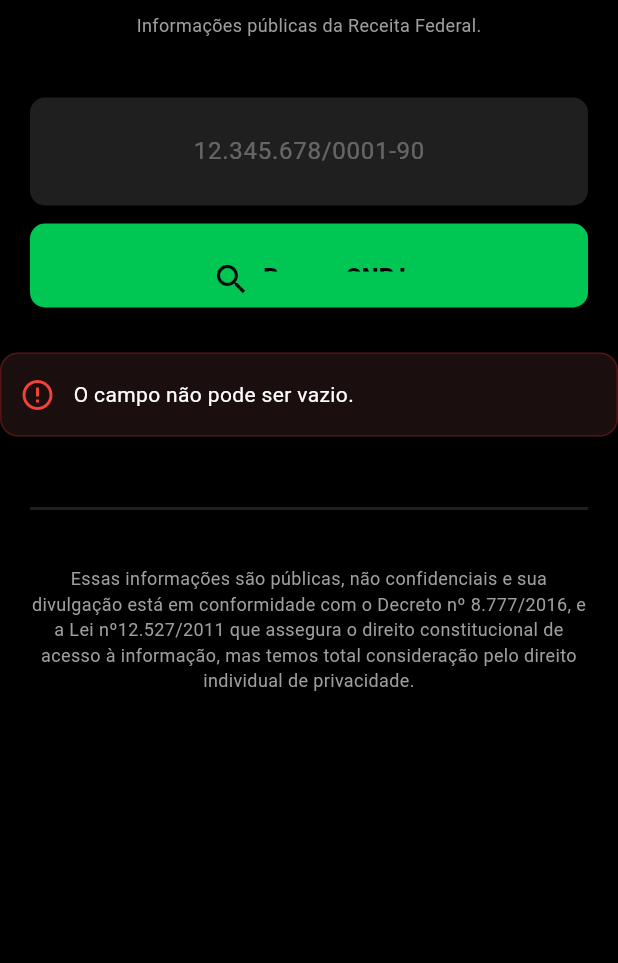
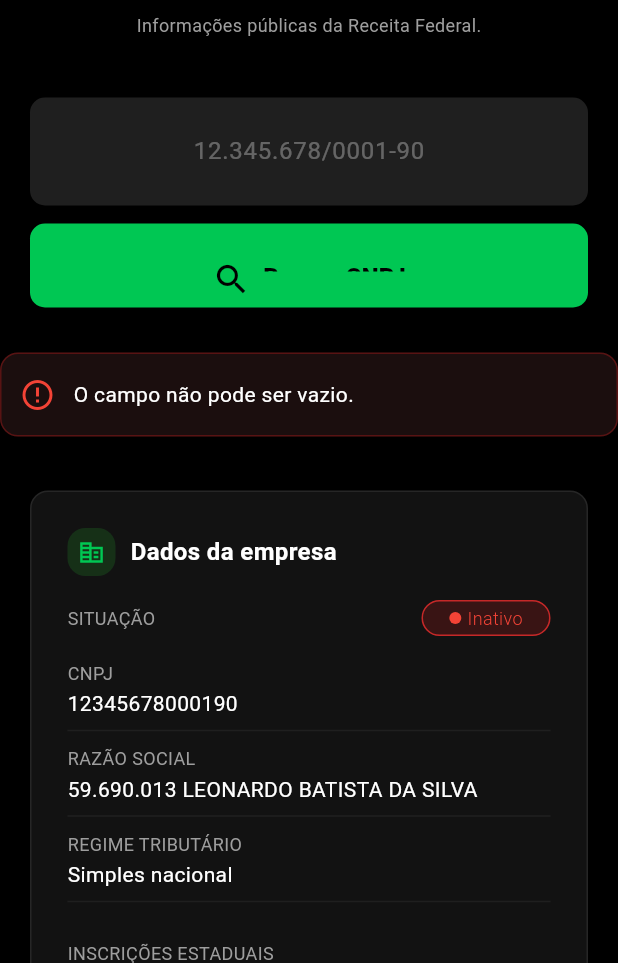
Before and after one commit to LucasBatistaX/Consulta_CNPJ, a Flutter app: the screen it shows after launch, after a tap on "Buscar CNPJ", on a phone screen of 412 x 824 dp, the part 273-1236 px from its top. Run offline on Flutter 3.47's test engine with Material 3 defaults, Android fonts, the phone set to English and light mode, and no system bars.

Commit message:
Criação do card de resultado

```diff
--- a/lib/main.dart
+++ b/lib/main.dart
@@ -7,7 +7,6 @@ void main() {
 
 class MyApp extends StatelessWidget {
   const MyApp({super.key});
-
   @override
   Widget build(BuildContext context) {
     return MaterialApp(
--- a/lib/src/pages/home_page.dart
+++ b/lib/src/pages/home_page.dart
@@ -2,6 +2,7 @@ import 'package:consulta_cnpj/src/utils/app_colors.dart';
 import 'package:consulta_cnpj/src/widgets/footer.dart';
 import 'package:consulta_cnpj/src/widgets/forms.dart';
 import 'package:consulta_cnpj/src/widgets/header.dart';
+import 'package:consulta_cnpj/src/widgets/response_card.dart';
 import 'package:flutter/material.dart';
 
 class HomePage extends StatefulWidget {
@@ -16,13 +17,17 @@ class _HomePageState extends State<HomePage> {
   Widget build(BuildContext context) {
     return Scaffold(
       backgroundColor: AppColors.backgroundColor,
-      body: Center(
+      body: SingleChildScrollView(
+        scrollDirection: Axis.vertical,
+        child: Center(
           child: Column(
             children: [
               Header(),
               Forms(),
+              ResponseCard(),
               Footer(),
             ],
+          ),
         ),
       ),
     );
--- a/lib/src/utils/app_colors.dart
+++ b/lib/src/utils/app_colors.dart
@@ -6,5 +6,7 @@ class AppColors {
   static const Color backgroundColor = Color(0xff000000);
   static const Color greenPrimary = Color(0xff00C753);
   static const Color fillColor = Color(0xff1F1F1F);
+  static const Color backgroundResponseCard = Color(0xff121212);
+  static const Color borderColorResponseCard = Color(0xff262626);
 
 }
--- a/lib/src/utils/app_sizes.dart
+++ b/lib/src/utils/app_sizes.dart
@@ -23,7 +23,11 @@ class AppSizes {
   static const double s56 = 56.0;
   static const double s60 = 60.0;
   static const double s64 = 64.0;
+  static const double s86 = 86.0;
   static const double s100 = 100.0;
+  static const double s150 = 150.0;
+  static const double s180 = 180.0;
+  static const double s200 = 200.0;
 
 
   //Heights
@@ -38,8 +42,10 @@ class AppSizes {
   //Ints
   static const int si18 = 18;
   static const int si30 = 30;
+  static const int si60 = 60;
   static const int si80 = 80;
   static const int si100 = 100;
+  static const int si600 = 600;
 
   //Lengths Cep
   static const int si9 = 9;
--- a/lib/src/utils/app_text_styles.dart
+++ b/lib/src/utils/app_text_styles.dart
@@ -36,4 +36,18 @@ class AppTextStyles {
     fontSize: AppSizes.s16,
   );
 
+  static const TextStyle titleCards = TextStyle(
+    color: Colors.white,
+    fontSize: AppSizes.s16,
+    fontWeight: FontWeight.bold,
+  );
+
+  static const TextStyle subtitleCards = TextStyle(
+    fontSize: AppSizes.s12,
+    color: Colors.grey,
+  );
+
+  static const TextStyle reponseDataCard = TextStyle(
+    color: Colors.white,
+  );
 }
--- a/lib/src/widgets/footer.dart
+++ b/lib/src/widgets/footer.dart
@@ -15,6 +15,7 @@ class Footer extends StatelessWidget {
         top: AppSizes.s40,
         right: AppSizes.s20,
         left: AppSizes.s20,
+        bottom: AppSizes.s64
       ),
       child: Column(
         children: [
--- a/lib/src/widgets/forms.dart
+++ b/lib/src/widgets/forms.dart
@@ -43,6 +43,7 @@ class _FormsState extends State<Forms> with ValidationCnpjMixin {
 
   @override
   void dispose() {
+    cnpjValidation.dispose();
     super.dispose();
   }
 
@@ -125,7 +126,7 @@ class _FormsState extends State<Forms> with ValidationCnpjMixin {
           //Erros e alertas do App.
           ListenableBuilder(listenable: cnpjValidation, builder: (context, child) {
             return cnpjValidation.isValid();
-          },)
+          },),
         ],
       ),
     );
--- /dev/null
+++ b/lib/src/widgets/layouts/address_content_mobile.dart
@@ -0,0 +1,88 @@
+import 'package:consulta_cnpj/src/utils/app_colors.dart';
+import 'package:consulta_cnpj/src/utils/app_sizes.dart';
+import 'package:consulta_cnpj/src/utils/app_text_styles.dart';
+import 'package:flutter/material.dart';
+
+class AddressContentMobile extends StatelessWidget {
+  const AddressContentMobile({super.key});
+
+  @override
+  Widget build(BuildContext context) {
+    return Padding(
+      padding: const EdgeInsets.all(AppSizes.s24),
+      child: Column(
+        crossAxisAlignment: .start,
+        children: [
+          Row(
+            children: [
+              Container(
+                height: AppSizes.s32,
+                width: AppSizes.s32,
+                decoration: BoxDecoration(
+                  color: Colors.green.shade900.withAlpha(AppSizes.si100),
+                  borderRadius: BorderRadius.circular(AppSizes.s12),
+                ),
+                child: Icon(
+                  Icons.location_on_outlined,
+                  color: AppColors.greenPrimary,
+                  size: AppSizes.s18,
+                ),
+              ),
+              SizedBox(width: AppSizes.s10),
+              Text("Endereço", style: AppTextStyles.titleCards),
+            ],
+          ),
+          Column(
+            crossAxisAlignment: .start,
+            children: [
+              SizedBox(height: AppSizes.s16),
+              Text("ESTADO", style: AppTextStyles.subtitleCards),
+              SizedBox(height: AppSizes.s2),
+              SelectableText("SP", style: AppTextStyles.reponseDataCard),
+              Divider(color: AppColors.fillColor),
+              SizedBox(height: AppSizes.s2),
+              Text("CIDADE", style: AppTextStyles.subtitleCards),
+              SizedBox(height: AppSizes.s2),
+              SelectableText("MAUÁ", style: AppTextStyles.reponseDataCard),
+              Divider(color: AppColors.fillColor),
+              SizedBox(height: AppSizes.s2),
+              Text("CEP", style: AppTextStyles.subtitleCards),
+              SizedBox(height: AppSizes.s2),
+              SelectableText("09321-375", style: AppTextStyles.reponseDataCard),
+              Divider(color: AppColors.fillColor),
+              SizedBox(height: AppSizes.s2),
+              Text("BAIRRO", style: AppTextStyles.subtitleCards),
+              SizedBox(height: AppSizes.s2),
+              SelectableText(
+                "VILA GUARANI",
+                style: AppTextStyles.reponseDataCard,
+              ),
+              Divider(color: AppColors.fillColor),
+              SizedBox(height: AppSizes.s2),
+              Text("LOUGRADOURO", style: AppTextStyles.subtitleCards),
+              SizedBox(height: AppSizes.s2),
+              SelectableText(
+                "RUA CARLOS DE LAET",
+                style: AppTextStyles.reponseDataCard,
+              ),
+              Divider(color: AppColors.fillColor),
+              SizedBox(height: AppSizes.s2),
+              Text("NUMERO", style: AppTextStyles.subtitleCards),
+              SizedBox(height: AppSizes.s2),
+              SelectableText("72", style: AppTextStyles.reponseDataCard),
+              Divider(color: AppColors.fillColor),
+              SizedBox(height: AppSizes.s2),
+              Text("COMPLEMENTO", style: AppTextStyles.subtitleCards),
+              SizedBox(height: AppSizes.s2),
+              SelectableText(
+                "APARTAMENTO 21",
+                style: AppTextStyles.reponseDataCard,
+              ),
+              SizedBox(height: AppSizes.s2),
+            ],
+          ),
+        ],
+      ),
+    );
+  }
+}
--- /dev/null
+++ b/lib/src/widgets/layouts/contact_content_mobile.dart
@@ -0,0 +1,85 @@
+import 'package:consulta_cnpj/src/utils/app_colors.dart';
+import 'package:consulta_cnpj/src/utils/app_sizes.dart';
+import 'package:consulta_cnpj/src/utils/app_text_styles.dart';
+import 'package:flutter/material.dart';
+
+class ContactContentMobile extends StatelessWidget {
+  const ContactContentMobile({super.key});
+
+  @override
+  Widget build(BuildContext context) {
+    return Padding(
+      padding: const EdgeInsets.only(
+        left: AppSizes.s20,
+        right: AppSizes.s20,
+        top: AppSizes.s16,
+      ),
+      child: Container(
+        constraints: BoxConstraints(
+          minHeight: AppSizes.s150,
+          minWidth: AppSizes.w736,
+          maxWidth: AppSizes.w736,
+        ),
+        decoration: BoxDecoration(
+          color: AppColors.backgroundResponseCard,
+          borderRadius: BorderRadius.circular(AppSizes.s12),
+          border: Border.all(color: AppColors.borderColorResponseCard),
+        ),
+        child: Padding(
+          padding: const EdgeInsets.all(AppSizes.s24),
+          child: Column(
+            crossAxisAlignment: .start,
+            children: [
+              Row(
+                children: [
+                  Container(
+                    height: AppSizes.s32,
+                    width: AppSizes.s32,
+                    decoration: BoxDecoration(
+                      color: Colors.green.shade900.withAlpha(AppSizes.si100),
+                      borderRadius: BorderRadius.circular(AppSizes.s12),
+                    ),
+                    child: Icon(
+                      Icons.phone,
+                      color: AppColors.greenPrimary,
+                      size: AppSizes.s18,
+                    ),
+                  ),
+                  SizedBox(width: AppSizes.s10),
+                  Text("Contatos", style: AppTextStyles.titleCards),
+                ],
+              ),
+              Column(
+                crossAxisAlignment: .start,
+                children: [
+                  SizedBox(height: AppSizes.s16),
+                  Text("TELEFONE", style: AppTextStyles.subtitleCards),
+                  SizedBox(height: AppSizes.s2),
+                  SelectableText(
+                    "(011) 99999-9999",
+                    style: AppTextStyles.reponseDataCard,
+                  ),
+                  SizedBox(height: AppSizes.s2),
+                ],
+              ),
+              Divider(color: AppColors.fillColor),
+              Column(
+                crossAxisAlignment: .start,
+                children: [
+                  SizedBox(height: AppSizes.s2),
+                  Text("E-MAIL", style: AppTextStyles.subtitleCards),
+                  SizedBox(height: AppSizes.s2),
+                  SelectableText(
+                    "Fulanododetal@gmail.com",
+                    style: AppTextStyles.reponseDataCard,
+                  ),
+                  SizedBox(height: AppSizes.s2),
+                ],
+              ),
+            ],
+          ),
+        ),
+      ),
+    );
+  }
+}
--- /dev/null
+++ b/lib/src/widgets/response_card.dart
@@ -0,0 +1,199 @@
+import 'package:consulta_cnpj/src/utils/app_colors.dart';
+import 'package:consulta_cnpj/src/utils/app_sizes.dart';
+import 'package:consulta_cnpj/src/utils/app_text_styles.dart';
+import 'package:consulta_cnpj/src/widgets/layouts/address_content_desktop.dart';
+import 'package:consulta_cnpj/src/widgets/layouts/address_content_mobile.dart';
+import 'package:consulta_cnpj/src/widgets/layouts/contact_content_desktop.dart';
+import 'package:consulta_cnpj/src/widgets/layouts/contact_content_mobile.dart';
+import 'package:flutter/material.dart';
+
+class ResponseCard extends StatelessWidget {
+  const ResponseCard({super.key});
+
+
+  @override
+  Widget build(BuildContext context) {
+    double screen = MediaQuery.of(context).size.width;
+
+    return Column(
+      children: [
+        Padding(
+          padding: const EdgeInsets.only(
+            left: AppSizes.s20,
+            right: AppSizes.s20,
+            top: AppSizes.s36,
+          ),
+          child: Container(
+            constraints: BoxConstraints(
+              minHeight: AppSizes.s200,
+              minWidth: AppSizes.w736,
+              maxWidth: AppSizes.w736,
+            ),
+            decoration: BoxDecoration(
+              color: AppColors.backgroundResponseCard,
+              borderRadius: BorderRadius.circular(AppSizes.s12),
+              border: Border.all(color: AppColors.borderColorResponseCard),
+            ),
+            child: Padding(
+              padding: const EdgeInsets.all(AppSizes.s24),
+              child: Column(
+                crossAxisAlignment: .start,
+                children: [
+                  Row(
+                    children: [
+                      Container(
+                        height: AppSizes.s32,
+                        width: AppSizes.s32,
+                        decoration: BoxDecoration(
+                          color: Colors.green.shade900.withAlpha(
+                            AppSizes.si100,
+                          ),
+                          borderRadius: BorderRadius.circular(AppSizes.s12),
+                        ),
+                        child: Icon(
+                          Icons.corporate_fare_outlined,
+                          color: AppColors.greenPrimary,
+                          size: AppSizes.s18,
+                        ),
+                      ),
+                      SizedBox(width: AppSizes.s10),
+                      Text("Dados da empresa", style: AppTextStyles.titleCards),
+                    ],
+                  ),
+                  SizedBox(height: AppSizes.s16),
+                  Row(
+                    mainAxisAlignment: .spaceBetween,
+                    children: [
+                      Text("SITUAÇÃO", style: AppTextStyles.subtitleCards),
+                      Container(
+                        height: AppSizes.s24,
+                        width: AppSizes.s86,
+                        decoration: BoxDecoration(
+                          color: Colors.red.shade900.withAlpha(AppSizes.si60),
+                          borderRadius: BorderRadius.circular(AppSizes.s16),
+                          border: Border.all(color: Colors.red.shade800),
+                        ),
+                        child: Row(
+                          mainAxisAlignment: .center,
+                          children: [
+                            CircleAvatar(
+                              radius: AppSizes.s4,
+                              backgroundColor: Colors.red,
+                            ),
+                            SizedBox(width: AppSizes.s4),
+                            Text(
+                              "Inativo",
+                              style: TextStyle(
+                                fontSize: AppSizes.s12,
+                                color: Colors.red.shade500,
+                                fontWeight: FontWeight.w300,
+                              ),
+                            ),
+                          ],
+                        ),
+                      ),
+                    ],
+                  ),
+                  SizedBox(height: AppSizes.s16),
+                  Text("CNPJ", style: AppTextStyles.subtitleCards),
+                  SizedBox(height: AppSizes.s2),
+                  SelectableText(
+                    "12345678000190",
+                    style: AppTextStyles.reponseDataCard,
+                  ),
+                  Divider(color: AppColors.fillColor),
+                  SizedBox(height: AppSizes.s2),
+                  Text("RAZÃO SOCIAL", style: AppTextStyles.subtitleCards),
+                  SizedBox(height: AppSizes.s2),
+                  SelectableText(
+                    "59.690.013 LEONARDO BATISTA DA SILVA",
+                    style: AppTextStyles.reponseDataCard,
+                  ),
+                  Divider(color: AppColors.fillColor),
+                  SizedBox(height: AppSizes.s2),
+                  Text("REGIME TRIBUTÁRIO", style: AppTextStyles.subtitleCards),
+                  SizedBox(height: AppSizes.s2),
+                  SelectableText(
+                    "Simples nacional",
+                    style: AppTextStyles.reponseDataCard,
+                  ),
+                  Divider(color: AppColors.fillColor),
+                  SizedBox(height: AppSizes.s18),
+                  Text("INSCRIÇÕES ESTADUAIS", style: AppTextStyles.subtitleCards),
+                  SizedBox(height: AppSizes.s18),
+                  Text("I.E - SP", style: AppTextStyles.subtitleCards),
+                  SizedBox(height: AppSizes.s2),
+                  Row(
+                    mainAxisAlignment: .spaceBetween,
+                    children: [
+                      SelectableText(
+                        "0032457680",
+                        style: AppTextStyles.reponseDataCard,
+                      ),
+                      Container(
+                        height: AppSizes.s24,
+                        width: AppSizes.s86,
+                        decoration: BoxDecoration(
+                          color: Colors.red.shade900.withAlpha(AppSizes.si60),
+                          borderRadius: BorderRadius.circular(AppSizes.s16),
+                          border: Border.all(color: Colors.red.shade800),
+                        ),
+                        child: Row(
+                          mainAxisAlignment: .center,
+                          children: [
+                            CircleAvatar(
+                              radius: AppSizes.s4,
+                              backgroundColor: Colors.red,
+                            ),
+                            SizedBox(width: AppSizes.s4),
+                            Text(
+                              "inativo",
+                              style: TextStyle(
+                                fontSize: AppSizes.s12,
+                                color: Colors.red.shade500,
+                                fontWeight: FontWeight.w300,
+                              ),
+                            ),
+                          ],
+                        ),
+                      ),
+                    ],
+                  ),
+                  SizedBox(height: AppSizes.s2),
+                ],
+              ),
+            ),
+          ),
+        ),
+
+        //Widget de endereço.
+
+        Padding(
+          padding: const EdgeInsets.only(
+            left: AppSizes.s20,
+            right: AppSizes.s20,
+            top: AppSizes.s16,
+          ),
+          child: Container(
+            constraints: BoxConstraints(
+              minHeight: AppSizes.s200,
+              minWidth: AppSizes.w736,
+              maxWidth: AppSizes.w736,
+            ),
+            decoration: BoxDecoration(
+              color: AppColors.backgroundResponseCard,
+              borderRadius: BorderRadius.circular(AppSizes.s12),
+              border: Border.all(color: AppColors.borderColorResponseCard),
+            ),
+            child: Builder(builder:(context) => screen <= AppSizes.si600 ? AddressContentMobile() : AddressContentDesktop(),)
+          ),
+        ),
+
+        //widget de contatos;
+        Builder(builder: (context) =>
+         screen <= AppSizes.si600 ? ContactContentMobile() : ContactContentDesktop())
+
+      ],
+    );
+  }
+}
```
Also changed, not shown: lib/src/widgets/layouts/address_content_desktop.dart (added, +108 -0 lines), lib/src/widgets/layouts/contact_content_desktop.dart (added, +91 -0 lines). Lines whose indentation alone changed are shown as unchanged.
